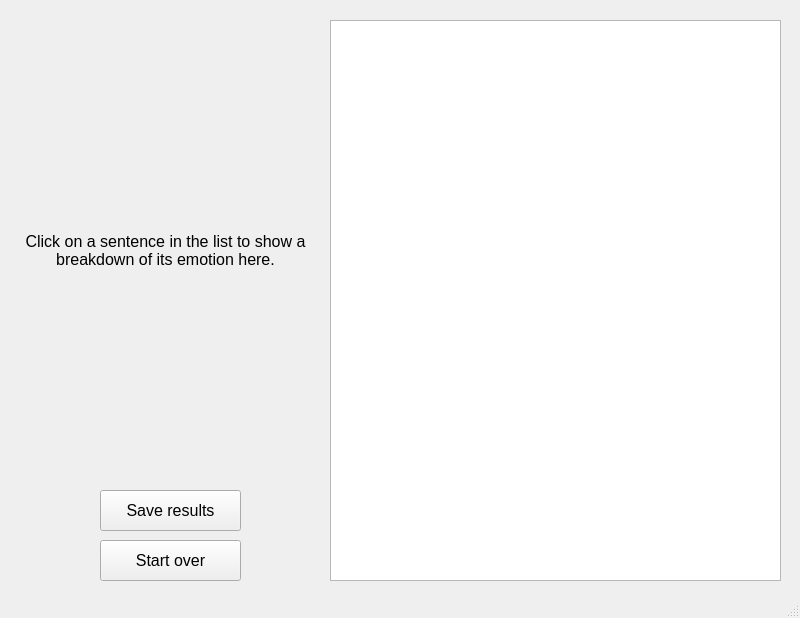
AmyC00/Project_SATool, file ui/resultsWindow.ui: the form before one commit.
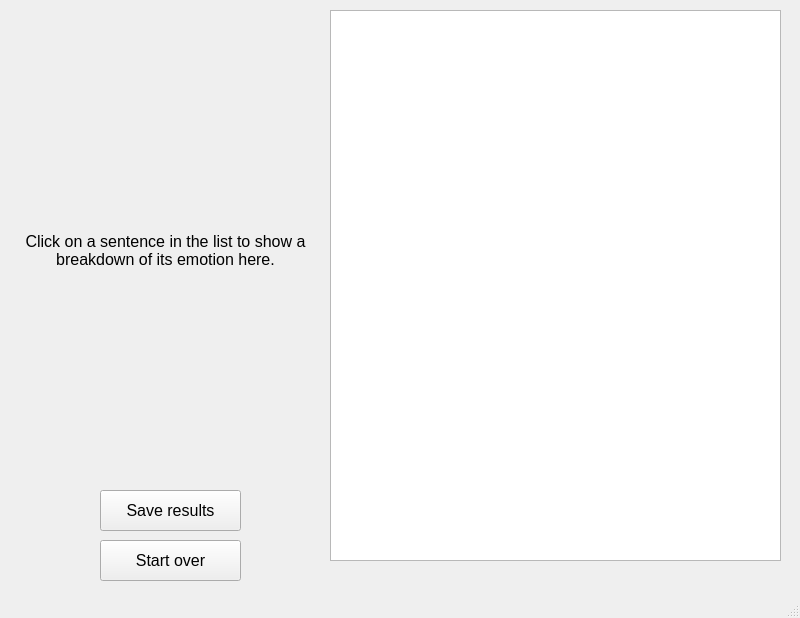
The form after the commit.

Commit message: Analysed data being displayed in results window (without detail)

What changed in the file:
```diff
--- a/ui/resultsWindow.ui
+++ b/ui/resultsWindow.ui
@@ -14,16 +14,6 @@
    <string>Analysis results</string>
   </property>
   <widget class="QWidget" name="centralwidget">
-   <widget class="QListView" name="results_AnalysisResults">
-    <property name="geometry">
-     <rect>
-      <x>330</x>
-      <y>20</y>
-      <width>451</width>
-      <height>561</height>
-     </rect>
-    </property>
-   </widget>
    <widget class="QLabel" name="results_ResultsBreakdown">
     <property name="geometry">
      <rect>
@@ -93,6 +83,16 @@
      <string>Start over</string>
     </property>
    </widget>
+   <widget class="QListWidget" name="results_AnalysisResults">
+    <property name="geometry">
+     <rect>
+      <x>330</x>
+      <y>10</y>
+      <width>451</width>
+      <height>551</height>
+     </rect>
+    </property>
+   </widget>
   </widget>
   <widget class="QMenuBar" name="menubar">
    <property name="geometry">
```
The commit also changes 7 other files.
